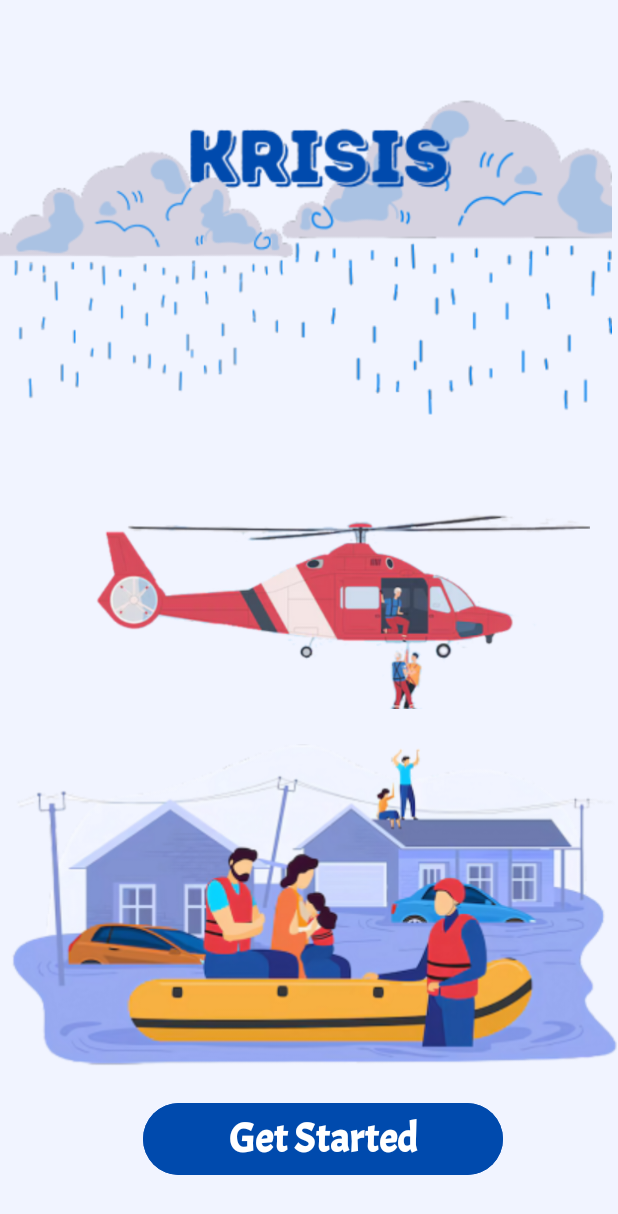
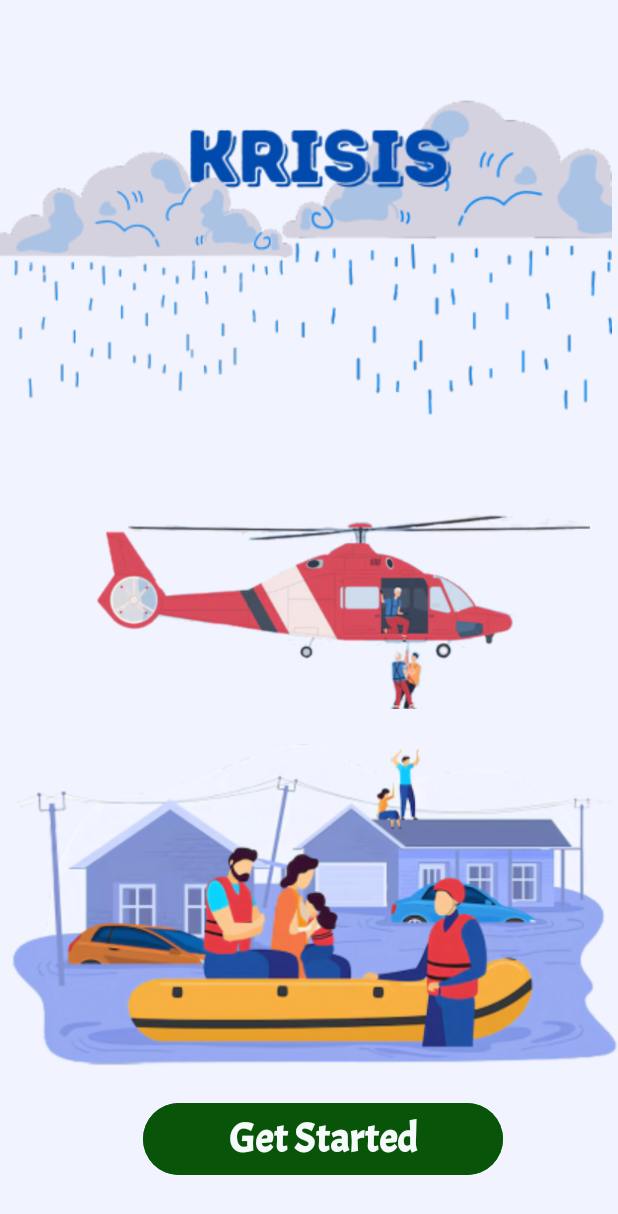
Before and after one commit to Zalverine/Disaster_Relief, an Android app: the screen it shows after launch (firstActivity), on a phone screen of 412 x 824 dp. Shown: the top 1214 px of the screen. Run offline under Robolectric (Android 15) with nearby library versions, the light colour scheme and no system bars.

Commit message:
login page changes

```diff
--- a/app/src/main/res/layout/loginpage_main.xml
+++ b/app/src/main/res/layout/loginpage_main.xml
@@ -13,12 +13,12 @@
         android:layout_width="240dp"
         android:layout_height="56dp"
 
-        android:backgroundTint="#004aad"
+        android:backgroundTint="#085408"
         android:fontFamily="@font/acme"
         android:text="Get Started"
         android:textAlignment="center"
         android:textAppearance="@style/TextAppearance.AppCompat.Body2"
-        android:textColor="#ffffff"
+        android:textColor="#F5FBFB"
         android:textSize="27sp"
         android:textStyle="bold"
         android:typeface="normal"
```
